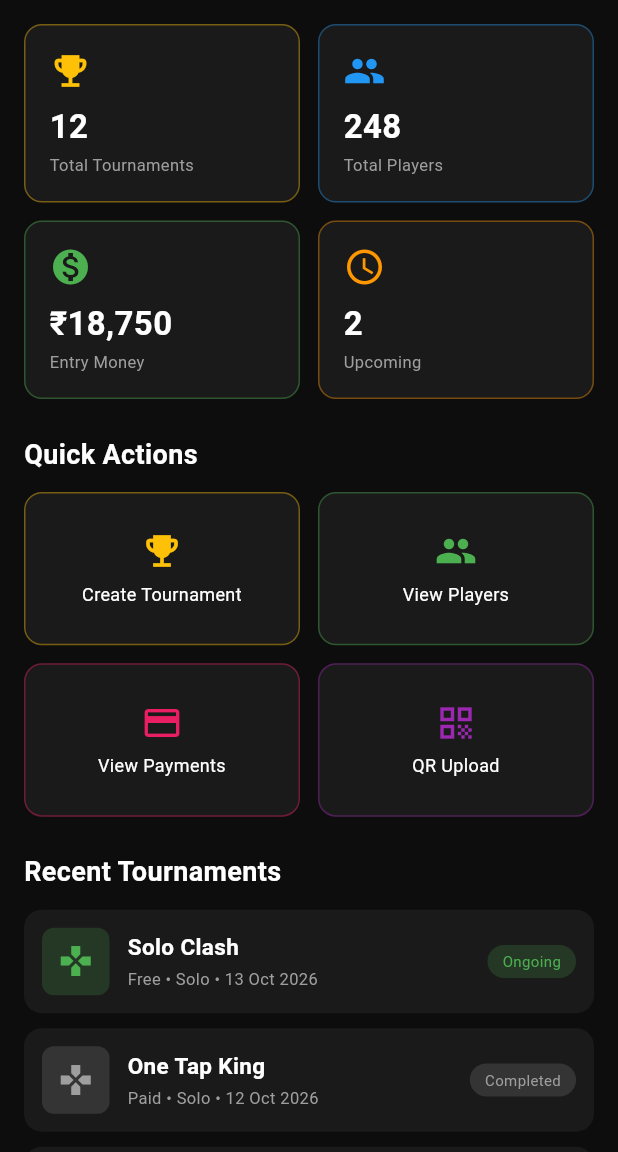
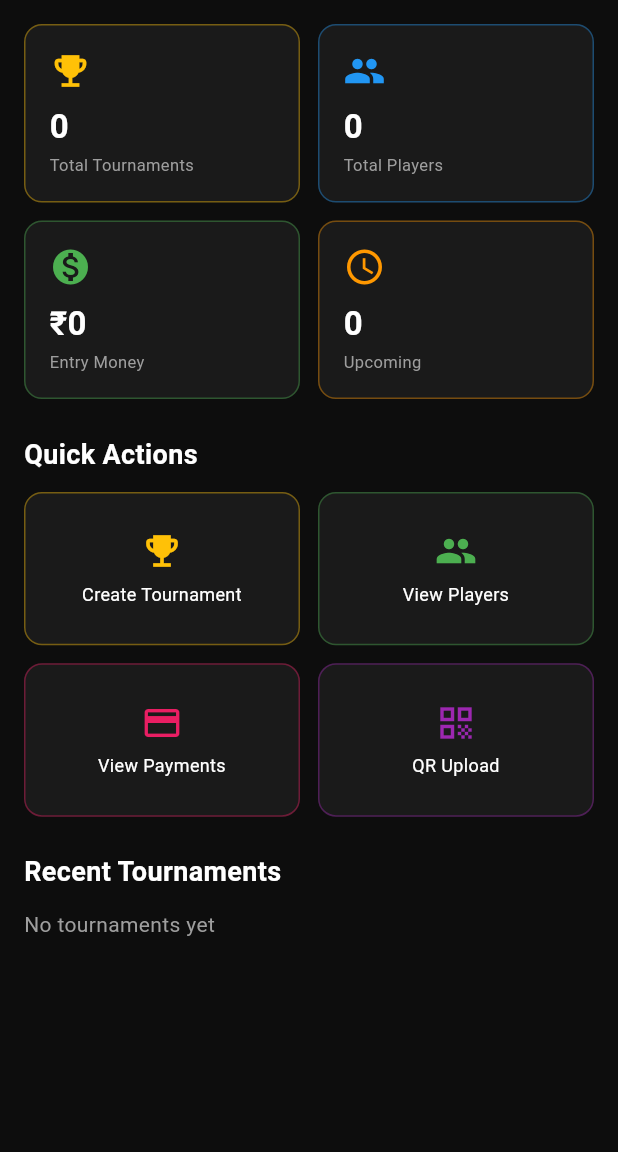
Before and after one commit to hareshkumarpatra87-maker/hpff-admin, a Flutter app: the AdminHomePage screen opened directly, on a phone screen of 412 x 824 dp, the part 84-1236 px from its top. Run offline on Flutter 3.47's test engine with Material 3 defaults, Android fonts, the phone set to English and light mode, and no system bars; our stand-ins replace cloud_firestore, firebase_core, image_picker; accounts and stored records are empty.

Commit message:
Update main.dart

```diff
--- a/lib/main.dart
+++ b/lib/main.dart
@@ -115,20 +115,49 @@ class AdminHomePage extends StatelessWidget {
         child: Column(
           crossAxisAlignment: CrossAxisAlignment.start,
           children: [
+            StreamBuilder<QuerySnapshot>(
+              stream: FirebaseFirestore.instance.collection('tournaments').snapshots(),
+              builder: (context, tournamentSnap) {
+                return StreamBuilder<QuerySnapshot>(
+                  stream: FirebaseFirestore.instance.collection('users').snapshots(),
+                  builder: (context, userSnap) {
+                    final tournaments = tournamentSnap.data?.docs ?? [];
+                    final users = userSnap.data?.docs ?? [];
+
+                    int totalTournaments = tournaments.length;
+                    int totalPlayers = users.length;
+                    int upcoming = 0;
+                    int entryMoney = 0;
+
+                    for (var doc in tournaments) {
+                      final data = doc.data() as Map<String, dynamic>;
+                      if (data['status'] == 'upcoming') upcoming++;
+                      final fee = int.tryParse(data['entryFee']?.toString() ?? '0') ?? 0;
+                      entryMoney += fee;
+                    }
+
+                    return Column(
+                      children: [
                         Row(
                           children: [
-                Expanded(child: _statCard('Total Tournaments', '12', Icons.emoji_events, Colors.amber)),
+                            Expanded(child: _statCard('Total Tournaments', '$totalTournaments', Icons.emoji_events, Colors.amber)),
                             const SizedBox(width: 12),
-                Expanded(child: _statCard('Total Players', '248', Icons.people, Colors.blue)),
+                            Expanded(child: _statCard('Total Players', '$totalPlayers', Icons.people, Colors.blue)),
                           ],
                         ),
                         const SizedBox(height: 12),
                         Row(
                           children: [
-                Expanded(child: _statCard('Entry Money', '₹18,750', Icons.monetization_on, Colors.green)),
+                            Expanded(child: _statCard('Entry Money', '₹$entryMoney', Icons.monetization_on, Colors.green)),
                             const SizedBox(width: 12),
-                Expanded(child: _statCard('Upcoming', '2', Icons.schedule, Colors.orange)),
+                            Expanded(child: _statCard('Upcoming', '$upcoming', Icons.schedule, Colors.orange)),
                           ],
+                        ),
+                      ],
+                    );
+                  },
+                );
+              },
             ),
             const SizedBox(height: 24),
             const Text('Quick Actions', style: TextStyle(fontSize: 18, fontWeight: FontWeight.bold)),
@@ -150,9 +179,33 @@ class AdminHomePage extends StatelessWidget {
             const SizedBox(height: 24),
             const Text('Recent Tournaments', style: TextStyle(fontSize: 18, fontWeight: FontWeight.bold)),
             const SizedBox(height: 12),
-            _tournamentTile('Solo Clash', 'Free • Solo • 13 Oct 2026', 'Ongoing', Colors.green),
-            _tournamentTile('One Tap King', 'Paid • Solo • 12 Oct 2026', 'Completed', Colors.grey),
-            _tournamentTile('Fire Cup', 'Free • Solo • 11 Oct 2026', 'Completed', Colors.grey),
+            StreamBuilder<QuerySnapshot>(
+              stream: FirebaseFirestore.instance
+                  .collection('tournaments')
+                  .orderBy('createdAt', descending: true)
+                  .limit(3)
+                  .snapshots(),
+              builder: (context, snapshot) {
+                if (!snapshot.hasData) {
+                  return const Center(child: CircularProgressIndicator());
+                }
+                final docs = snapshot.data!.docs;
+                if (docs.isEmpty) {
+                  return const Text('No tournaments yet', style: TextStyle(color: Colors.grey));
+                }
+                return Column(
+                  children: docs.map((doc) {
+                    final d = doc.data() as Map<String, dynamic>;
+                    return _tournamentTile(
+                      d['name'] ?? 'Unknown',
+                      '${d['entryFee'] ?? '0'} Fee • ${d['date'] ?? ''}',
+                      d['status'] ?? 'upcoming',
+                      d['status'] == 'live' ? Colors.green : (d['status'] == 'upcoming' ? Colors.orange : Colors.grey),
+                    );
+                  }).toList(),
+                );
+              },
+            ),
           ],
         ),
       ),
@@ -162,7 +215,11 @@ class AdminHomePage extends StatelessWidget {
   Widget _statCard(String title, String value, IconData icon, Color color) {
     return Container(
       padding: const EdgeInsets.all(16),
-      decoration: BoxDecoration(color: const Color(0xFF1A1A1A), borderRadius: BorderRadius.circular(12), border: Border.all(color: color.withOpacity(0.4))),
+      decoration: BoxDecoration(
+        color: const Color(0xFF1A1A1A),
+        borderRadius: BorderRadius.circular(12),
+        border: Border.all(color: color.withOpacity(0.4)),
+      ),
       child: Column(
         crossAxisAlignment: CrossAxisAlignment.start,
         children: [
@@ -180,7 +237,11 @@ class AdminHomePage extends StatelessWidget {
     return GestureDetector(
       onTap: () => Navigator.push(context, MaterialPageRoute(builder: (context) => page)),
       child: Container(
-        decoration: BoxDecoration(color: const Color(0xFF1A1A1A), borderRadius: BorderRadius.circular(12), border: Border.all(color: color.withOpacity(0.4))),
+        decoration: BoxDecoration(
+          color: const Color(0xFF1A1A1A),
+          borderRadius: BorderRadius.circular(12),
+          border: Border.all(color: color.withOpacity(0.4)),
+        ),
         child: Column(
           mainAxisAlignment: MainAxisAlignment.center,
           children: [
@@ -197,56 +258,44 @@ class AdminHomePage extends StatelessWidget {
     return Container(
       margin: const EdgeInsets.only(bottom: 10),
       padding: const EdgeInsets.all(12),
-      decoration: BoxDecoration(color: const Color(0xFF1A1A1A), borderRadius: BorderRadius.circular(12)),
+      decoration: BoxDecoration(
+        color: const Color(0xFF1A1A1A),
+        borderRadius: BorderRadius.circular(12),
+      ),
       child: Row(
         children: [
-          Container(width: 45, height: 45, decoration: BoxDecoration(color: statusColor.withOpacity(0.2), borderRadius: BorderRadius.circular(8)), child: Icon(Icons.gamepad, color: statusColor)),
+          Container(
+            width: 45,
+            height: 45,
+            decoration: BoxDecoration(
+              color: statusColor.withOpacity(0.2),
+              borderRadius: BorderRadius.circular(8),
+            ),
+            child: Icon(Icons.gamepad, color: statusColor),
+          ),
           const SizedBox(width: 12),
-          Expanded(child: Column(crossAxisAlignment: CrossAxisAlignment.start, children: [
+          Expanded(
+            child: Column(
+              crossAxisAlignment: CrossAxisAlignment.start,
+              children: [
                 Text(name, style: const TextStyle(fontWeight: FontWeight.bold, fontSize: 15)),
                 const SizedBox(height: 3),
                 Text(subtitle, style: const TextStyle(fontSize: 11, color: Colors.grey)),
-          ])),
-          Container(padding: const EdgeInsets.symmetric(horizontal: 10, vertical: 4), decoration: BoxDecoration(color: statusColor.withOpacity(0.2), borderRadius: BorderRadius.circular(20)), child: Text(status, style: TextStyle(fontSize: 10, color: statusColor))),
+              ],
+            ),
+          ),
+          Container(
+            padding: const EdgeInsets.symmetric(horizontal: 10, vertical: 4),
+            decoration: BoxDecoration(
+              color: statusColor.withOpacity(0.2),
+              borderRadius: BorderRadius.circular(20),
+            ),
+            child: Text(status, style: TextStyle(fontSize: 10, color: statusColor)),
+          ),
         ],
       ),
     );
   }
-}
-
-// ================= DRAWER =================
-class AdminDrawer extends StatelessWidget {
-  const AdminDrawer({super.key});
-
-  @override
-  Widget build(BuildContext context) {
-    return Drawer(
-      backgroundColor: const Color(0xFF1A1A1A),
-      child: ListView(
-        padding: EdgeInsets.zero,
-        children: [
-          DrawerHeader(
-            decoration: const BoxDecoration(color: Color(0xFF0D0D0D)),
-            child: Column(
-              crossAxisAlignment: CrossAxisAlignment.start,
-              mainAxisAlignment: MainAxisAlignment.end,
-              children: const [
-                Icon(Icons.local_fire_department, color: Color(0xFFFFC107), size: 40),
-                SizedBox(height: 8),
-                Text('SDFF ARENA', style: TextStyle(color: Color(0xFFFFC107), fontSize: 20, fontWeight: FontWeight.bold)),
-                Text('Admin Panel', style: TextStyle(color: Colors.grey, fontSize: 12)),
-              ],
-            ),
-          ),
-          _drawerItem(context, 'Dashboard', Icons.home, const AdminHomePage()),
-          _drawerItem(context, 'Create Tournament', Icons.emoji_events, const CreateTournamentPage()),
-          _drawerItem(context, 'Players', Icons.people, const PlayersPage()),
-          _drawerItem(context, 'Payments', Icons.payment, const PaymentsPage()),
-          _drawerItem(context, 'QR Upload', Icons.qr_code, const QrUploadPage()),
-          _drawerItem(context, 'Leaderboard', Icons.leaderboard, const LeaderboardPage()),
-        ],
-      ),
-    );
 }
 
   Widget _drawerItem(BuildContext context, String title, IconData icon, Widget page) {
```
Lines whose indentation alone changed are shown as unchanged.
